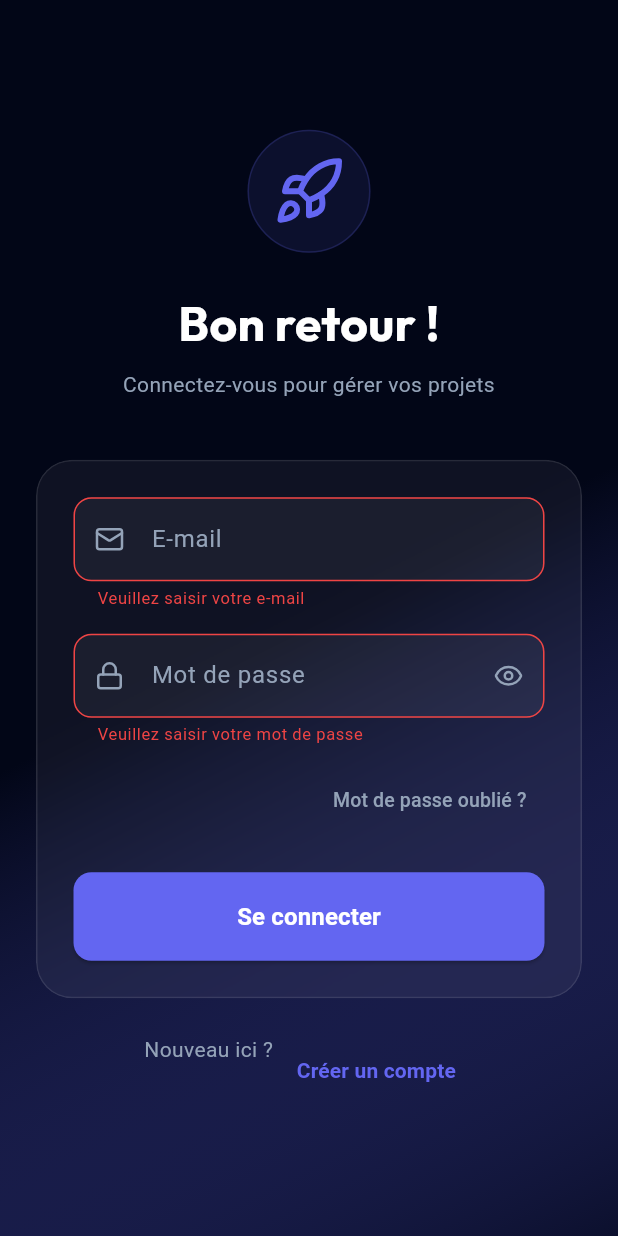
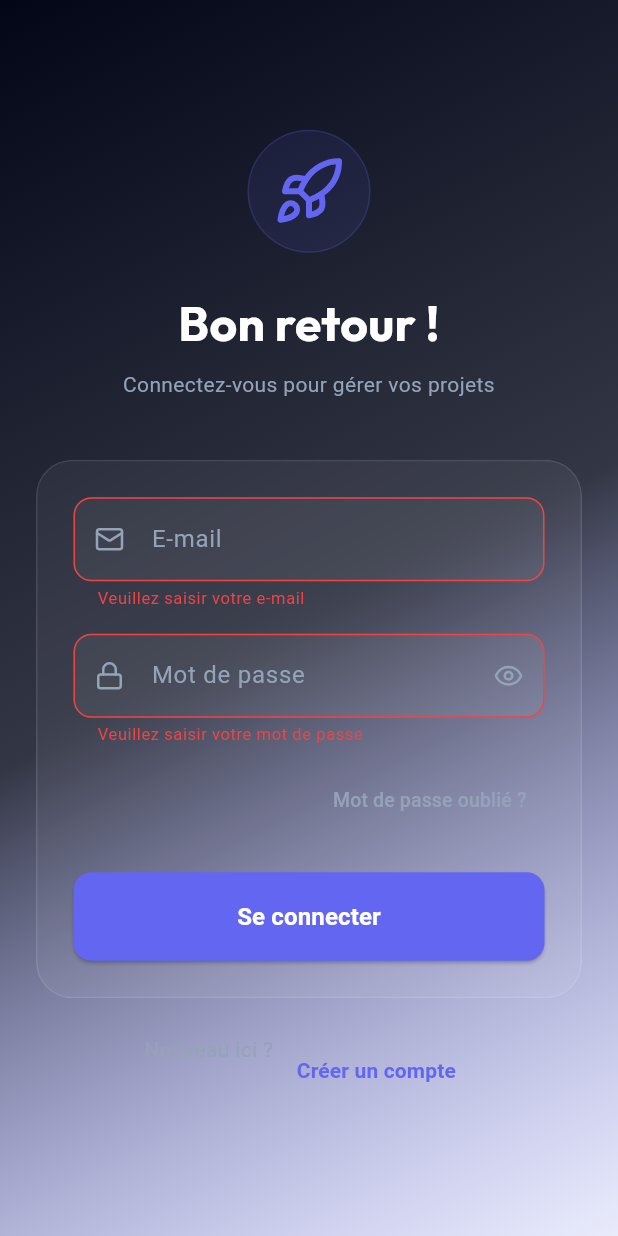
Before and after one commit to yvezzz/CollabSME, a Flutter app: the screen it shows after launch, after a tap on "Se connecter", on a phone screen of 412 x 824 dp. Run offline on Flutter 3.47's test engine with Material 3 defaults, Android fonts, the phone set to English and light mode, and no system bars; our stand-ins replace app_links, file_picker, fl_chart, flutter_animate, flutter_riverpod, flutter_secure_storage and 2 more; network calls fail.

Commit message:
Remove dark mode, fix Kanban status bugs (IN_REVIEW→REVIEW, remove BACKLOG), delete unused AIChatDialog, fix duplicate routing

```diff
--- a/lib/main.dart
+++ b/lib/main.dart
@@ -5,7 +5,6 @@ import 'package:flutter/material.dart';
 import 'package:flutter_riverpod/flutter_riverpod.dart';
 import 'package:flutter_web_plugins/url_strategy.dart';
 import 'package:lucide_icons/lucide_icons.dart';
-import 'core/constants/app_constants.dart';
 import 'presentation/screens/home/home_screen.dart';
 import 'presentation/screens/auth/login_screen.dart';
 import 'presentation/screens/auth/reset_password_screen.dart';
@@ -119,16 +118,12 @@ class _CollabSMEAppState extends ConsumerState<CollabSMEApp> {
   @override
   Widget build(BuildContext context) {
     final authAsync = ref.watch(authStateProvider);
-    final themeMode = ref.watch(themeModeProvider);
-    final themeNotifier = ref.read(themeModeProvider.notifier);
 
     return MaterialApp(
       navigatorKey: _navigatorKey,
       title: 'CollabSME',
       debugShowCheckedModeBanner: false,
-      themeMode: themeMode,
-      theme: themeNotifier.lightTheme,
-      darkTheme: themeNotifier.darkTheme,
+      theme: appTheme,
       home: authAsync.when(
         data: (user) => user == null ? const LoginScreen() : const HomeScreen(),
         loading: () => const Scaffold(body: Center(child: CircularProgressIndicator())),
@@ -137,14 +132,14 @@ class _CollabSMEAppState extends ConsumerState<CollabSMEApp> {
             child: Column(
               mainAxisAlignment: MainAxisAlignment.center,
               children: [
-                const Icon(LucideIcons.wifiOff, size: 64, color: AppColors.danger),
+                const Icon(LucideIcons.wifiOff, size: 64, color: Color(0xFFEF4444)),
                 const SizedBox(height: 16),
                 const Text("Erreur de connexion au serveur", style: TextStyle(fontSize: 18, fontWeight: FontWeight.bold)),
                 const SizedBox(height: 8),
-                Text(e.toString(), textAlign: TextAlign.center, style: const TextStyle(color: AppColors.textSecondary)),
+                Text(e.toString(), textAlign: TextAlign.center, style: const TextStyle(color: Color(0xFF94A3B8))),
                 const SizedBox(height: 24),
                 ElevatedButton(onPressed: () => ref.read(authStateProvider.notifier).checkSession(), child: const Text("Réessayer")),
-                TextButton(onPressed: () async { await ApiClient.removeToken(); ref.invalidate(authStateProvider); }, child: const Text("Retour à la connexion", style: TextStyle(color: AppColors.textSecondary))),
+                TextButton(onPressed: () async { await ApiClient.removeToken(); ref.invalidate(authStateProvider); }, child: const Text("Retour à la connexion", style: TextStyle(color: Color(0xFF94A3B8)))),
               ],
             ),
           ),
@@ -152,18 +147,7 @@ class _CollabSMEAppState extends ConsumerState<CollabSMEApp> {
       ),
       onGenerateRoute: (settings) {
         if (settings.name == null) return null;
-        final uri = Uri.parse(settings.name!);
-        final segs = uri.pathSegments.where((s) => s.isNotEmpty).toList();
-        if (segs.isEmpty) return null;
-        if (segs[0] == 'reset-password') {
-          final email = segs.length >= 3 ? Uri.decodeComponent(segs[1]) : '';
-          final token = segs.length >= 2 ? segs.last : '';
-          return MaterialPageRoute(builder: (_) => ResetPasswordScreen(email: email, token: token));
-        }
-        if (segs[0] == 'accept-invitation' && segs.length >= 2) {
-          return MaterialPageRoute(builder: (_) => AcceptInvitationScreen(token: segs[1]));
-        }
-        return null;
+        return _buildDeepLinkRoute(Uri.parse(settings.name!));
       },
     );
   }
--- a/lib/presentation/providers/theme_provider.dart
+++ b/lib/presentation/providers/theme_provider.dart
@@ -1,32 +1,7 @@
 import 'package:flutter/material.dart';
-import 'package:flutter_riverpod/flutter_riverpod.dart';
-import 'package:shared_preferences/shared_preferences.dart';
 import '../../core/constants/app_constants.dart';
 
-final themeModeProvider = StateNotifierProvider<ThemeNotifier, ThemeMode>((ref) {
-  return ThemeNotifier();
-});
-
-class ThemeNotifier extends StateNotifier<ThemeMode> {
-  ThemeNotifier() : super(ThemeMode.dark) {
-    _load();
-  }
-
-  Future<void> _load() async {
-    final prefs = await SharedPreferences.getInstance();
-    final isDark = prefs.getBool('theme_dark');
-    if (isDark != null) {
-      state = isDark ? ThemeMode.dark : ThemeMode.light;
-    }
-  }
-
-  Future<void> toggle() async {
-    state = state == ThemeMode.dark ? ThemeMode.light : ThemeMode.dark;
-    final prefs = await SharedPreferences.getInstance();
-    await prefs.setBool('theme_dark', state == ThemeMode.dark);
-  }
-
-  ThemeData get lightTheme => ThemeData(
+final appTheme = ThemeData(
   useMaterial3: true,
   brightness: Brightness.light,
   scaffoldBackgroundColor: const Color(0xFFF8FAFC),
@@ -44,6 +19,3 @@ class ThemeNotifier extends StateNotifier<ThemeMode> {
     ),
   ),
 );
-
-  ThemeData get darkTheme => AppTheme.darkTheme;
-}
--- a/lib/presentation/screens/projects/project_details_screen.dart
+++ b/lib/presentation/screens/projects/project_details_screen.dart
@@ -708,7 +708,7 @@ class _ProjectDetailsScreenState extends ConsumerState<ProjectDetailsScreen> {
           ),
           _buildColumn(
             "Révision",
-            tasks.where((t) => t.status == "IN_REVIEW").toList(),
+            tasks.where((t) => t.status == "REVIEW").toList(),
           ),
           _buildColumn(
             "Terminé",
```
Also changed, not shown: lib/core/constants/app_constants.dart (+1 -22 lines), lib/presentation/screens/home/settings_screen.dart (+1 -12 lines), lib/presentation/screens/tasks/task_board_screen.dart (+6 -14 lines), lib/presentation/widgets/ai_chat_dialog.dart (deleted, +0 -232 lines), lib/presentation/widgets/status_badge.dart (+9 -1 lines). Lines whose indentation alone changed are shown as unchanged.
